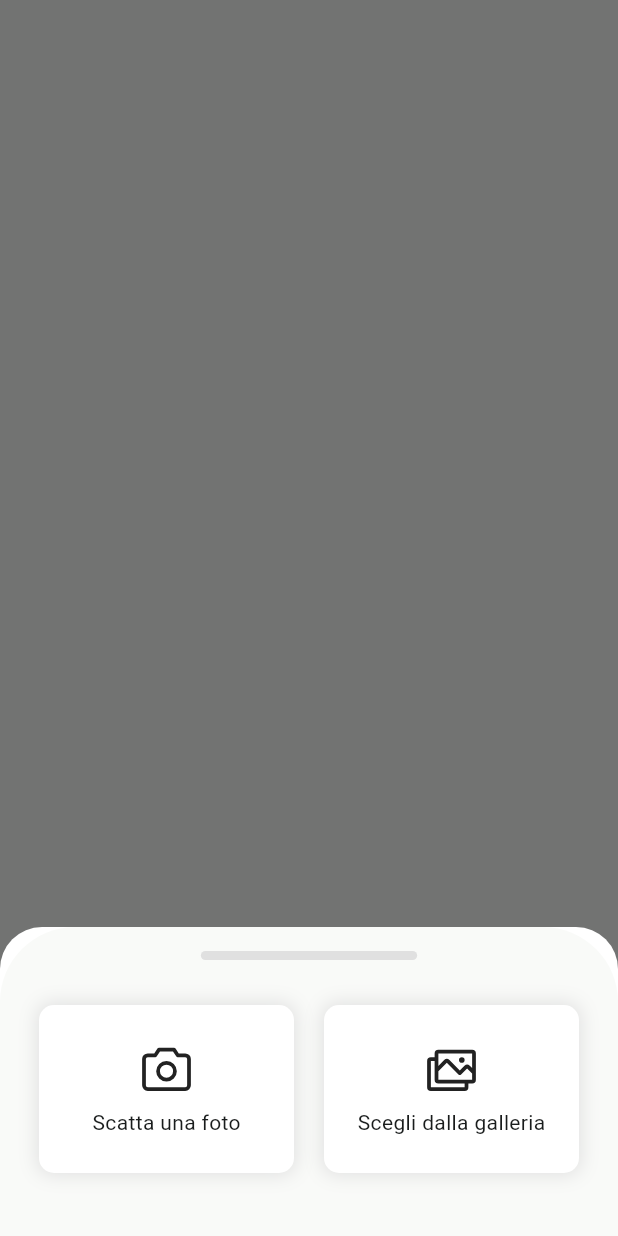
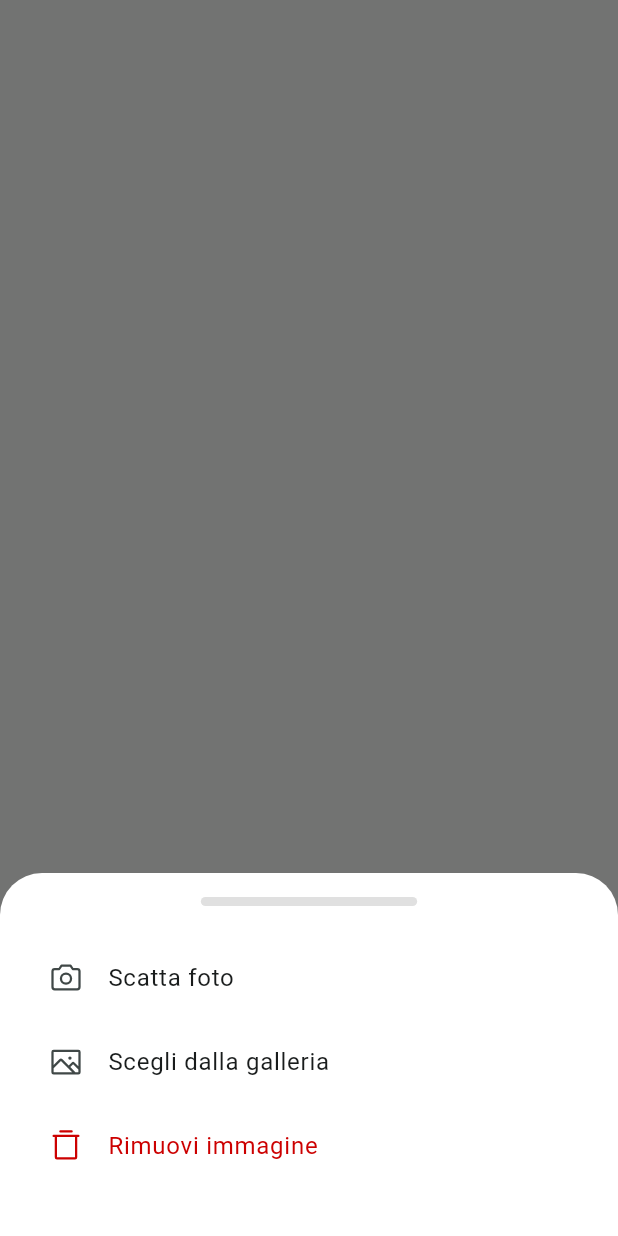
Before and after one commit to foody-elis/foody-app, a Flutter app: what showFoodyImagePicker() shows on an empty page, opened directly with empty values, on a phone screen of 412 x 824 dp. Run offline on Flutter 3.47's test engine with Material 3 defaults, Android fonts, the phone set to English and light mode, and no system bars; our stand-ins replace animate_do, bloc_concurrency, cached_network_image, custom_sliding_segmented_control, dio, email_validator and 16 more; missing offline and left inert: flutter_portal, time_range_picker; generated files the repository leaves out were written again; network calls fail.

Commit message:
profile image cached & foody_bottom_sheet auto height based on content & improve image picker design & clean code foody_avatar & foody_date_picker with show_foody_bottom_sheet

```diff
--- a/lib/bloc/sign_up/sign_up_event.dart
+++ b/lib/bloc/sign_up/sign_up_event.dart
@@ -16,6 +16,8 @@ class EditUser extends SignUpEvent {}
 class ImagePickerGallery extends SignUpEvent {}
 
 class ImagePickerCamera extends SignUpEvent {}
+
+class ImagePickerRemove extends SignUpEvent {}
 
 class NameChanged extends SignUpEvent {
   const NameChanged({required this.name});
--- a/lib/screens/menu/menu.dart
+++ b/lib/screens/menu/menu.dart
@@ -79,7 +79,7 @@ class Menu extends StatelessWidget {
             floatingActionButton: FloatingActionButton(
               onPressed: () => showFoodyModalBottomSheet(
                 context: context,
-                heightPercentage: 70,
+                maxHeightPercentage: 70,
                 child: BlocProvider<DishFormBloc>(
                   create: (_) => DishFormBloc(
                     foodyApiRepository: context.read<FoodyApiRepository>(),
--- a/lib/screens/welcome/sign_in.dart
+++ b/lib/screens/welcome/sign_in.dart
@@ -78,8 +78,9 @@ class SignIn extends StatelessWidget {
               TextButton(
                 onPressed: () {
                   Navigator.of(context).pop();
-                  showFoodyModalBottomSheetWithBloc<SignUpBloc>(
+                  showFoodyModalBottomSheetWithBloc<void, SignUpBloc>(
                     context: context,
+                    maxHeightPercentage: 90,
                     createBloc: (context) => SignUpBloc(
                       foodyApiRepository: context.read<FoodyApiRepository>(),
                       userRepository: context.read<UserRepository>(),
--- a/lib/screens/welcome/sign_up.dart
+++ b/lib/screens/welcome/sign_up.dart
@@ -35,6 +35,7 @@ class SignUp extends StatelessWidget {
       builder: (context, state) {
         return PopScope(
           canPop: !state.isLoading,
+          child: Expanded(
             child: Column(
               children: [
                 const Text(
@@ -72,8 +73,9 @@ class SignUp extends StatelessWidget {
                 TextButton(
                   onPressed: () {
                     Navigator.of(context).pop();
-                  showFoodyModalBottomSheetWithBloc<SignInBloc>(
+                    showFoodyModalBottomSheetWithBloc<void, SignInBloc>(
                       context: context,
+                      maxHeightPercentage: 80,
                       createBloc: (context) => SignInBloc(
                         foodyApiRepository: context.read<FoodyApiRepository>(),
                         userRepository: context.read<UserRepository>(),
@@ -96,6 +98,7 @@ class SignUp extends StatelessWidget {
                 ),
               ],
             ),
+          ),
         );
       },
     );
--- a/lib/screens/welcome/sign_up_form.dart
+++ b/lib/screens/welcome/sign_up_form.dart
@@ -1,5 +1,3 @@
-import 'dart:io';
-
 import 'package:flutter/material.dart';
 import 'package:flutter_bloc/flutter_bloc.dart';
 import 'package:foody_app/bloc/sign_up/sign_up_bloc.dart';
@@ -33,8 +31,10 @@ class SignUpForm extends StatelessWidget {
                         context.read<SignUpBloc>().add(ImagePickerCamera()),
                     onGalleryTap: () =>
                         context.read<SignUpBloc>().add(ImagePickerGallery()),
+                    onRemoveTap: () =>
+                        context.read<SignUpBloc>().add(ImagePickerRemove()),
                   ),
-                  avatarPath: state.avatar == "" ? null : state.avatar,
+                  avatarUrl: state.avatar == "" ? null : state.avatar,
                 ),
               ),
               FoodyTextField(
--- a/lib/screens/welcome/welcome.dart
+++ b/lib/screens/welcome/welcome.dart
@@ -81,8 +81,9 @@ class Welcome extends StatelessWidget {
                     label: 'Registrati',
                     width: MediaQuery.of(context).size.width - 24,
                     onPressed: () =>
-                        showFoodyModalBottomSheetWithBloc<SignUpBloc>(
+                        showFoodyModalBottomSheetWithBloc<void, SignUpBloc>(
                       context: context,
+                      maxHeightPercentage: 90,
                       createBloc: (_) => SignUpBloc(
                         foodyApiRepository: context.read<FoodyApiRepository>(),
                         userRepository: context.read<UserRepository>(),
@@ -99,8 +100,9 @@ class Welcome extends StatelessWidget {
                     label: 'Accedi',
                     width: MediaQuery.of(context).size.width - 24,
                     onPressed: () {
-                      showFoodyModalBottomSheetWithBloc<SignInBloc>(
+                      showFoodyModalBottomSheetWithBloc<void, SignInBloc>(
                         context: context,
+                        maxHeightPercentage: 80,
                         createBloc: (_) => SignInBloc(
                           foodyApiRepository:
                               context.read<FoodyApiRepository>(),
--- a/lib/utils/show_foody_image_picker.dart
+++ b/lib/utils/show_foody_image_picker.dart
@@ -1,69 +1,46 @@
 import 'package:flutter/material.dart';
-import 'package:foody_app/widgets/foody_bottom_sheet_layout.dart';
+import 'package:foody_app/utils/show_foody_modal_bottom_sheet.dart';
 import 'package:phosphor_flutter/phosphor_flutter.dart';
 
 void showFoodyImagePicker({
   required BuildContext context,
-  required void Function()? onCameraTap,
-  void Function()? onGalleryTap,
+  required void Function() onCameraTap,
+  required Function() onGalleryTap,
+  required Function() onRemoveTap,
 }) {
   Widget imagePickerSelection({
     required String label,
     required IconData icon,
     void Function()? onTap,
+    Color? color,
   }) =>
-      Expanded(
-        child: Padding(
-          padding: const EdgeInsets.all(10),
-          child: InkWell(
+      ListTile(
+        title: Text(label, style: TextStyle(color: color)),
+        leading: Icon(icon, color: color),
         onTap: onTap,
-            borderRadius: BorderRadius.circular(10),
-            child: Ink(
-              decoration: BoxDecoration(
-                borderRadius: BorderRadius.circular(10),
-                color: Colors.white,
-                boxShadow: [
-                  BoxShadow(
-                    color: Colors.grey[300]!,
-                    blurRadius: 10.0,
-                    spreadRadius: 1.0,
-                  )
-                ],
-              ),
-              child: Column(
-                spacing: 5,
-                mainAxisAlignment: MainAxisAlignment.center,
-                children: [
-                  Icon(icon, size: 40),
-                  Text(label),
-                ],
-              ),
-            ),
-          ),
-        ),
       );
 
-  showModalBottomSheet(
+  showFoodyModalBottomSheet(
     context: context,
-    isScrollControlled: true,
-    backgroundColor: Colors.white,
-    builder: (context) => FoodyBottomSheetLayout(
-      context: context,
-      heightPercentage: 25,
-      child: Row(
+    child: Column(
       children: [
         imagePickerSelection(
-            label: "Scatta una foto",
+          label: "Scatta foto",
           icon: PhosphorIconsRegular.camera,
           onTap: onCameraTap,
         ),
         imagePickerSelection(
           label: "Scegli dalla galleria",
-            icon: PhosphorIconsRegular.images,
+          icon: PhosphorIconsRegular.image,
           onTap: onGalleryTap,
+        ),
+        imagePickerSelection(
+          label: "Rimuovi immagine",
+          icon: PhosphorIconsRegular.trashSimple,
+          onTap: onRemoveTap,
+          color: Theme.of(context).colorScheme.error,
         ),
       ],
     ),
-    ),
   );
 }
--- a/lib/widgets/foody_bottom_sheet_layout.dart
+++ b/lib/widgets/foody_bottom_sheet_layout.dart
@@ -4,30 +4,17 @@ class FoodyBottomSheetLayout extends StatelessWidget {
   const FoodyBottomSheetLayout({
     super.key,
     required this.context,
-    this.child,
-    this.children,
-    this.heightPercentage = 85,
-  }) : assert((child != null) ^ (children != null),
-            'You must set child or children');
+    required this.child,
+    this.maxHeightPercentage,
+  });
 
   final BuildContext context;
-  final List<Widget>? children;
-  final Widget? child;
-  final int heightPercentage;
+  final Widget child;
+  final int? maxHeightPercentage;
 
   @override
   Widget build(BuildContext context) {
-    return SizedBox(
-      width: MediaQuery.of(context).size.width,
-      height: MediaQuery.of(context).size.height * heightPercentage / 100,
-      child: ClipRRect(
-        borderRadius: const BorderRadius.only(
-          topLeft: Radius.circular(50),
-          topRight: Radius.circular(50),
-        ),
-        child: Scaffold(
-          resizeToAvoidBottomInset: false,
-          body: Padding(
+    Widget modalContent() => Padding(
           padding: const EdgeInsets.only(
             left: 16,
             right: 16,
@@ -35,8 +22,7 @@ class FoodyBottomSheetLayout extends StatelessWidget {
             top: 16,
           ),
           child: Column(
-              // mainAxisSize: MainAxisSize.max,
-              crossAxisAlignment: CrossAxisAlignment.stretch,
+            mainAxisSize: MainAxisSize.min,
             children: [
               Align(
                 alignment: Alignment.center,
@@ -50,12 +36,26 @@ class FoodyBottomSheetLayout extends StatelessWidget {
                   ),
                 ),
               ),
-                child == null
-                    ? Expanded(child: Column(children: children!))
-                    : Expanded(child: child!)
+              child,
+              // child
             ],
           ),
+        );
+
+    return maxHeightPercentage == null
+        ? modalContent()
+        : SizedBox(
+            width: MediaQuery.of(context).size.width,
+            height:
+                MediaQuery.of(context).size.height * maxHeightPercentage! / 100,
+            child: ClipRRect(
+              borderRadius: const BorderRadius.only(
+                topLeft: Radius.circular(50),
+                topRight: Radius.circular(50),
               ),
+              child: Scaffold(
+                resizeToAvoidBottomInset: false,
+                body: modalContent(),
               ),
             ),
           );
--- a/lib/widgets/foody_dish_card.dart
+++ b/lib/widgets/foody_dish_card.dart
@@ -33,7 +33,7 @@ class FoodyDishCard extends StatelessWidget {
         onTap: () => canEdit
             ? showFoodyModalBottomSheet(
                 context: context,
-                heightPercentage: 70,
+                maxHeightPercentage: 70,
                 child: BlocProvider<DishFormBloc>(
                   create: (_) => DishFormBloc(
                     foodyApiRepository: context.read<FoodyApiRepository>(),
@@ -46,7 +46,7 @@ class FoodyDishCard extends StatelessWidget {
               )
             : showFoodyModalBottomSheet(
                 context: context,
-                heightPercentage: 60,
+                maxHeightPercentage: 60,
                 child: DishDetails(dish: dish),
               ),
         shape: RoundedRectangleBorder(
--- a/pubspec.yaml
+++ b/pubspec.yaml
@@ -66,6 +66,7 @@ dependencies:
   flutter_portal: ^1.1.4
   package_info_plus: ^8.1.1
   image_picker: ^1.1.2
+  cached_network_image: ^3.4.1
 
 dev_dependencies:
   flutter_test:
```
Also changed, not shown: lib/bloc/sign_up/sign_up_bloc.dart (+7 -0 lines), lib/screens/authenticated.dart (+15 -1 lines), lib/screens/home/home.dart (+6 -2 lines), lib/utils/foody_default_shadow.dart (added, +9 -0 lines), lib/utils/show_foody_modal_bottom_sheet.dart (+12 -57 lines), lib/widgets/foody_avatar.dart (+43 -63 lines), lib/widgets/foody_date_picker.dart (+12 -24 lines), pubspec.lock. Lines whose indentation alone changed are shown as unchanged.
